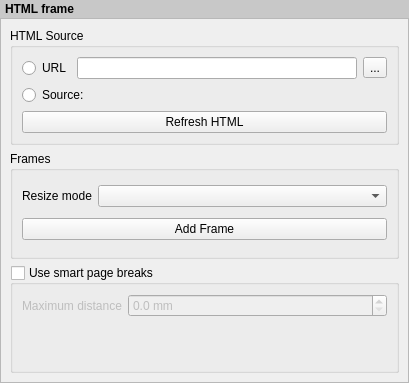
This is src/ui/qgscomposerhtmlwidgetbase.ui in carsmie/QGIS as Qt 5 draws it before an edit. The edited form follows.
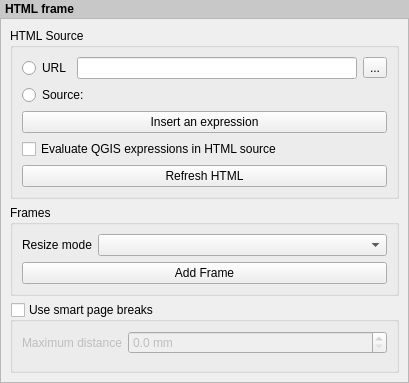
This is the edited form. Custom widgets are drawn as their Qt base class.

Commit message: [FEATURE][composer] Allow evaluation of QGIS expressions inside html item source. Expressions are evaluated before HTML is rendered, allowing the expression results to modify how the HTML content is rendered. Sponsored by City of Uster, Switzerland.

```diff
--- a/src/ui/qgscomposerhtmlwidgetbase.ui
+++ b/src/ui/qgscomposerhtmlwidgetbase.ui
@@ -46,8 +46,8 @@
        <rect>
         <x>0</x>
         <y>0</y>
-        <width>407</width>
-        <height>360</height>
+        <width>391</width>
+        <height>384</height>
        </rect>
       </property>
       <layout class="QVBoxLayout" name="mainLayout">
@@ -63,10 +63,20 @@
           <bool>false</bool>
          </property>
          <layout class="QGridLayout" name="gridLayout_2">
-          <item row="0" column="0">
-           <widget class="QRadioButton" name="mRadioUrlSource">
+          <item row="5" column="0" colspan="2">
+           <widget class="QCheckBox" name="mEvaluateExpressionsCheckbox">
+            <property name="toolTip">
+             <string>If checked, expressions inside [% %] tags will be evaluated prior to rendering the HTML</string>
+            </property>
             <property name="text">
-             <string>URL</string>
+             <string>Evaluate QGIS expressions in HTML source</string>
+            </property>
+           </widget>
+          </item>
+          <item row="6" column="0" colspan="2">
+           <widget class="QPushButton" name="mReloadPushButton">
+            <property name="text">
+             <string>Refresh HTML</string>
             </property>
            </widget>
           </item>
@@ -92,15 +102,22 @@
            </widget>
           </item>
           <item row="3" column="0" colspan="2">
-           <widget class="QPushButton" name="mReloadPushButton">
-            <property name="text">
-             <string>Refresh HTML</string>
-            </property>
-           </widget>
-          </item>
-          <item row="2" column="0" colspan="2">
            <layout class="QVBoxLayout" name="htmlEditorLayout"/>
           </item>
+          <item row="0" column="0">
+           <widget class="QRadioButton" name="mRadioUrlSource">
+            <property name="text">
+             <string>URL</string>
+            </property>
+           </widget>
+          </item>
+          <item row="4" column="0" colspan="2">
+           <widget class="QPushButton" name="mInsertExpressionButton">
+            <property name="text">
+             <string>Insert an expression</string>
+            </property>
+           </widget>
+          </item>
          </layout>
         </widget>
        </item>
```
Left out of the diff: 4 changed lines with no effect on the pictures. The commit also changes 8 other files.
